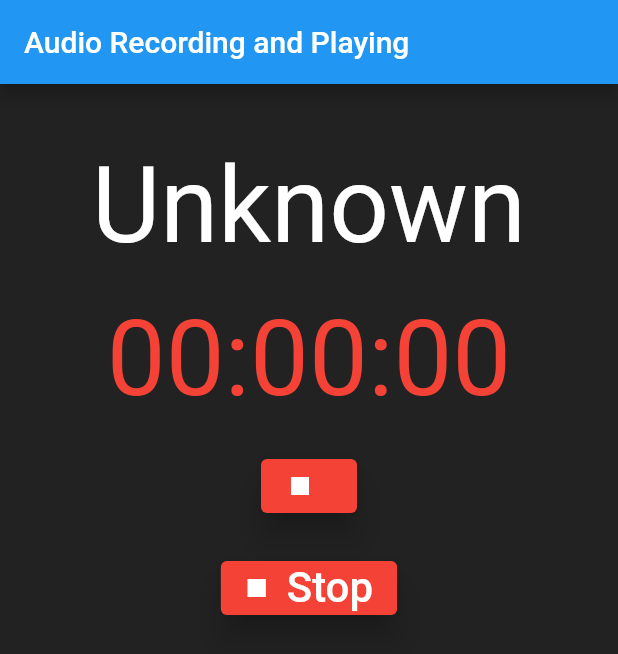
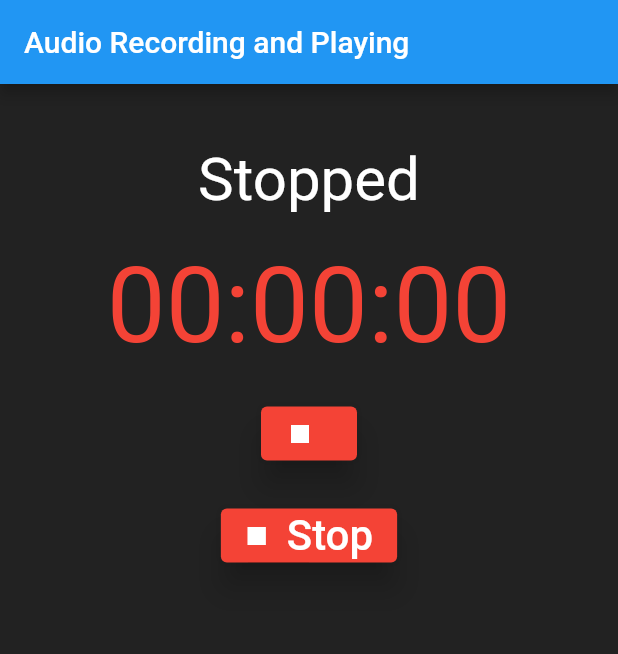
Before and after one commit to maggie860326/flutter_recorder, a Flutter app: the screen it shows after launch, after a tap on the "mic" icon, after a tap on "Play", on a phone screen of 412 x 824 dp. Shown: the top 654 px of the screen. Run offline on Flutter 3.47's test engine with Material 2 defaults, Android fonts, the phone set to English and light mode, and no system bars; our stand-ins replace assets_audio_player, permission_handler; missing offline and left inert: flutter_sound.

Commit message:
fix the timing & add show the record state

```diff
--- a/lib/main.dart
+++ b/lib/main.dart
@@ -42,6 +42,7 @@ class _MyHomePageState extends State<MyHomePage> {
   FlutterSoundRecorder? myRecorder = FlutterSoundRecorder();
   StreamSubscription? _recorderSubscription;
   final recordingPlayer = AssetsAudioPlayer();
+  String _recorderState = "Stopped";
   String pathToAudio = "";
   bool _playAudio = false;
   bool _isRecording = false;
@@ -98,8 +99,8 @@ class _MyHomePageState extends State<MyHomePage> {
             ),
             Center(
               child: Text(
-                getRecorderState(),
-                style: const TextStyle(fontSize: 70, color: Colors.white),
+                _recorderState,
+                style: const TextStyle(fontSize: 40, color: Colors.white),
               ),
             ),
             const SizedBox(
@@ -121,8 +122,11 @@ class _MyHomePageState extends State<MyHomePage> {
                 setState(() {
                   _isRecording = !_isRecording;
                 });
-                if (_isRecording) stopRecording();
-                if (!_isRecording) startRecording();
+                if (_isRecording) {
+                  startRecording();
+                } else {
+                  stopRecording();
+                }
               },
               icon: _isRecording
                   ? const Icon(
@@ -141,8 +145,11 @@ class _MyHomePageState extends State<MyHomePage> {
                 setState(() {
                   _playAudio = !_playAudio;
                 });
-                if (_playAudio) playFunc();
-                if (!_playAudio) stopPlayFunc();
+                if (_playAudio) {
+                  playFunc();
+                } else {
+                  stopPlayFunc();
+                }
               },
               icon: _playAudio
                   ? const Icon(
@@ -196,15 +203,23 @@ class _MyHomePageState extends State<MyHomePage> {
     );
   }
 
-  String getRecorderState() {
+  void getRecorderState() {
     if (myRecorder!.isStopped) {
-      return "Stopped";
+      setState(() {
+        _recorderState = "Stopped";
+      });
     } else if (myRecorder!.isRecording) {
-      return "Recording";
+      setState(() {
+        _recorderState = "Recording";
+      });
     } else if (myRecorder!.isPaused) {
-      return "Paused";
+      setState(() {
+        _recorderState = "Paused";
+      });
     } else {
-      return "Unknown";
+      setState(() {
+        _recorderState = "Unknown";
+      });
     }
   }
 
@@ -229,7 +244,7 @@ class _MyHomePageState extends State<MyHomePage> {
               isUtc: true);
           var timeText = DateFormat('mm:ss:SS', 'en_GB').format(date);
           setState(() {
-            _timerText = timeText; //.substring(0, 8)
+            _timerText = timeText.substring(0, 8);
           });
         }, onError: (err) {
           print(err);
@@ -239,12 +254,14 @@ class _MyHomePageState extends State<MyHomePage> {
 
         // _recorderSubscription.cancel();
       }
+      getRecorderState();
     }
   }
 
   Future<void> stopRecording() async {
     if (myRecorder != null) {
       await myRecorder!.stopRecorder();
+      getRecorderState();
     }
   }
 
```
